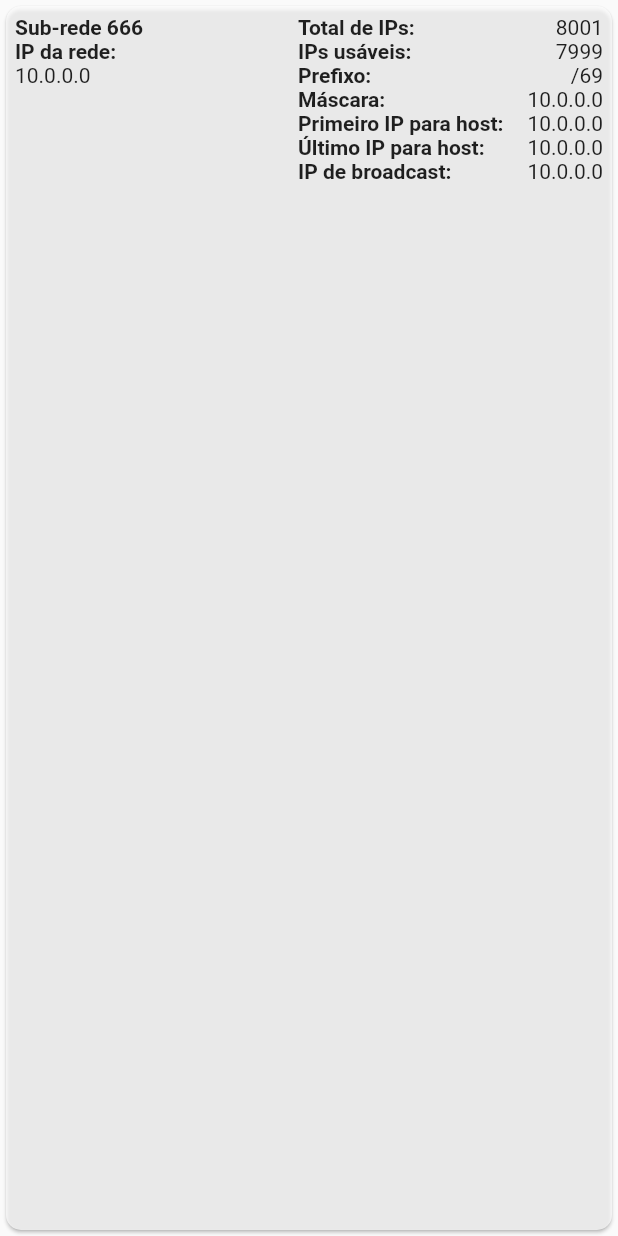
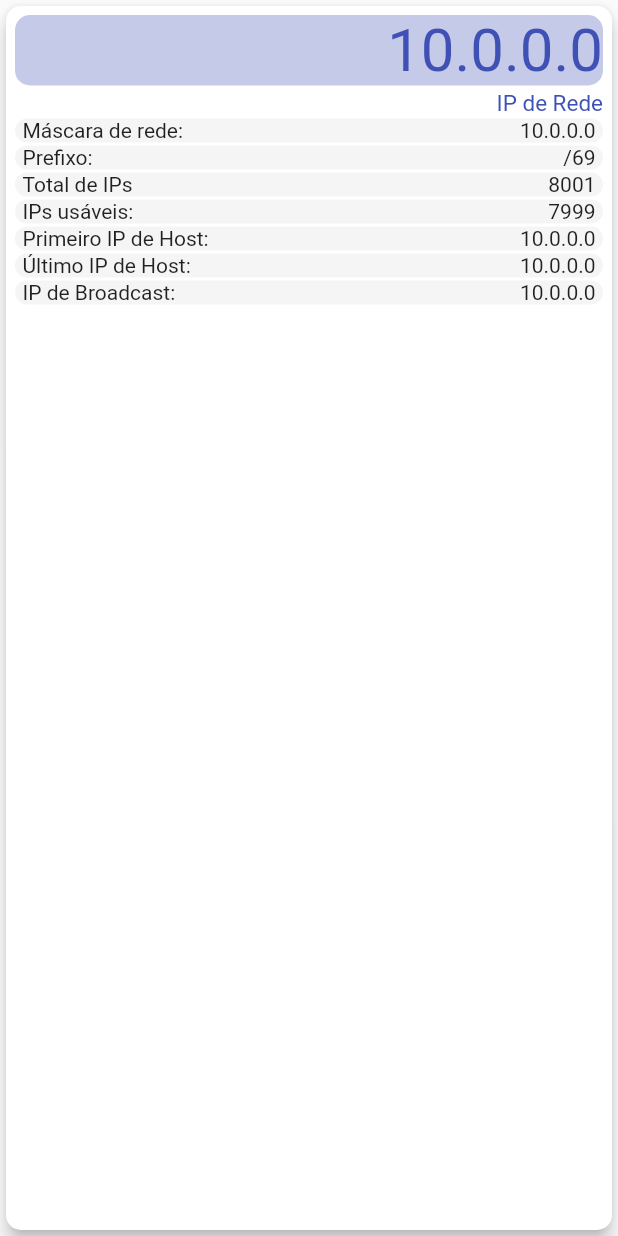
Before and after one commit to icarob-eng/subnet_mask_calculator, a Flutter app: the SubnetCard widget shown alone on an empty page, opened directly, on a phone screen of 412 x 824 dp. Run offline on Flutter 3.47's test engine with Material 2 defaults, Android fonts, the phone set to English and light mode, and no system bars; our stand-ins replace mask_text_input_formatter; missing offline and left inert: ipaddr.

Commit message:
Refatoração, mudança na interface e appbar.

```diff
--- a/lib/components/subnet_card.dart
+++ b/lib/components/subnet_card.dart
@@ -1,127 +1,111 @@
 import 'package:flutter/material.dart';
 
 class SubnetCard extends StatelessWidget {
-  final int subnetNumber;
-  final String subnetIp;
-  final int totalIps;
-  final int usableIps;
-  final String prefix;
-  final String mask;
-  final String firstHostIp;
-  final String lastHostIp;
-  final String broadcastIp;
+  final int subnetNumber, totalIps, usableIps;
+  final String subnetIp, prefix, mask, firstHostIp, lastHostIp, broadcastIp;
 
   const SubnetCard(
-      {required this.subnetNumber,
-        required this.subnetIp,
+      {required this.subnetIp,
+      required this.mask,
+      required this.prefix,
+      required this.subnetNumber,
       required this.totalIps,
       required this.usableIps,
-        required this.prefix,
-        required this.mask,
       required this.firstHostIp,
       required this.lastHostIp,
       required this.broadcastIp,
-        super.key});
+      Key? key})
+      : super(key: key);
+
+  Map<String, dynamic> _toMap() {
+    return {
+      "Máscara de rede:": mask,
+      "Prefixo:": prefix,
+      "Total de IPs": totalIps,
+      "IPs usáveis:": usableIps,
+      "Primeiro IP de Host:": firstHostIp,
+      "Último IP de Host:": lastHostIp,
+      "IP de Broadcast:": broadcastIp,
+    };
+  }
+
+  List<Widget> _buildCardContent() {
+    return _toMap()
+        .entries
+        .map((entry) => Padding(
+              padding: const EdgeInsets.only(top: 1, bottom: 1),
+              child: Container(
+                decoration: BoxDecoration(
+                  borderRadius: BorderRadius.circular(10),
+                  color: Colors.grey.withOpacity(0.1),
+                ),
+                child: Padding(
+                  padding: const EdgeInsets.only(left: 5, right: 5),
+                  child: Row(
+                    mainAxisAlignment: MainAxisAlignment.spaceBetween,
+                    children: [
+                      Text(entry.key),
+                      Text(entry.value is String
+                          ? entry.value
+                          : entry.value.toString())
+                    ],
+                  ),
+                ),
+              ),
+            ))
+        .toList();
+  }
 
   @override
   Widget build(BuildContext context) {
     return Card(
-        color: Theme.of(context).brightness == Brightness.light ?
-        Colors.white70 : Colors.black12,
-        elevation: 1,
+        color: Theme.of(context).brightness == Brightness.light
+            ? Colors.white
+            : Colors.black,
+        elevation: 5,
         shape: RoundedRectangleBorder(borderRadius: BorderRadius.circular(10)),
         child: Padding(
             padding: const EdgeInsets.symmetric(
-            vertical: 6, horizontal: 6,
+              vertical: 6,
+              horizontal: 6,
             ),
-          child: Row(
-            mainAxisAlignment: MainAxisAlignment.spaceBetween,
+            child: Column(
+              mainAxisAlignment: MainAxisAlignment.start,
               children: [
-              Flexible(
+                Padding(
+                  padding: const EdgeInsets.only(bottom: 3),
+                  child: Container(
+                    decoration: BoxDecoration(
+                      borderRadius: BorderRadius.circular(10),
+                      color: Colors.indigo.withOpacity(0.3),
+                    ),
                     child: Column(
-                  crossAxisAlignment: CrossAxisAlignment.start,
+                      children: [
+                        Row(
+                          mainAxisAlignment: MainAxisAlignment.end,
                           children: [
                             Text(
-                      'Sub-rede $subnetNumber',
-                      style: const TextStyle(fontWeight: FontWeight.w700),
-                      softWrap: false,
-                      overflow: TextOverflow.visible,
+                              subnetIp,
+                              style: const TextStyle(
+                                  color: Colors.indigo, fontSize: 40),
                             ),
-                    const Text(
-                      'IP da rede:',
-                      textAlign: TextAlign.center,
-                      style: TextStyle(fontWeight: FontWeight.w700),
-                      softWrap: false,
-                      overflow: TextOverflow.visible,
-                    ),
-                    Text(
-                      subnetIp,
-                      softWrap: false,
-                      overflow: TextOverflow.visible,
+                          ],
                         ),
                       ],
                     ),
                   ),
-              const Spacer(flex: 1,),
-              Flexible(
-                flex: 2,
-                child: Column(
-                  crossAxisAlignment: CrossAxisAlignment.start,
-                  children: const [
-                    Text('Total de IPs:',
-                      style: TextStyle(fontWeight: FontWeight.w700),
-                      softWrap: false,
-                      overflow: TextOverflow.visible,
                 ),
-                    Text('IPs usáveis:',
-                      style: TextStyle(fontWeight: FontWeight.w700),
-                      softWrap: false,
-                      overflow: TextOverflow.visible,
-                    ),
-                    Text('Prefixo:',
-                      style: TextStyle(fontWeight: FontWeight.w700),
-                      softWrap: false,
-                      overflow: TextOverflow.visible,
-                    ),
-                    Text('Máscara:',
-                      style: TextStyle(fontWeight: FontWeight.w700),
-                      softWrap: false,
-                      overflow: TextOverflow.visible,
-                    ),
-                    Text('Primeiro IP para host:',
-                      style: TextStyle(fontWeight: FontWeight.w700),
-                      softWrap: false,
-                      overflow: TextOverflow.visible,
-                    ),
-                    Text('Último IP para host:',
-                      style: TextStyle(fontWeight: FontWeight.w700),
-                      softWrap: false,
-                      overflow: TextOverflow.visible,
-                    ),
-                    Text('IP de broadcast:',
-                      style: TextStyle(fontWeight: FontWeight.w700),
-                      softWrap: false,
-                      overflow: TextOverflow.visible,
+                const Row(
+                  mainAxisAlignment: MainAxisAlignment.end,
+                  children: [
+                    Text(
+                      "IP de Rede",
+                      style: TextStyle(color: Colors.indigo, fontSize: 15),
                     ),
                   ],
                 ),
-              ),
-              Flexible(
-                child: Column(
-                  crossAxisAlignment: CrossAxisAlignment.end,
-                  children: [
-                    Text('$totalIps'),
-                    Text('$usableIps'),
-                    Text(prefix),
-                    Text(mask),
-                    Text(firstHostIp),
-                    Text(lastHostIp),
-                    Text(broadcastIp),
+                ..._buildCardContent(),
               ],
-                ),
-              ),
-            ],
-          ),
-        ));
+            )));
   }
 }
```
Also changed, not shown: lib/components/subnet_host_card.dart (+34 -11 lines), lib/main.dart (+7 -2 lines), lib/screens/input_screen.dart (+96 -31 lines), lib/screens/output_screen.dart (+5 -11 lines), lib/service/subnet_mask_to_prefix.dart (added, +69 -0 lines). Lines whose indentation alone changed are shown as unchanged.
